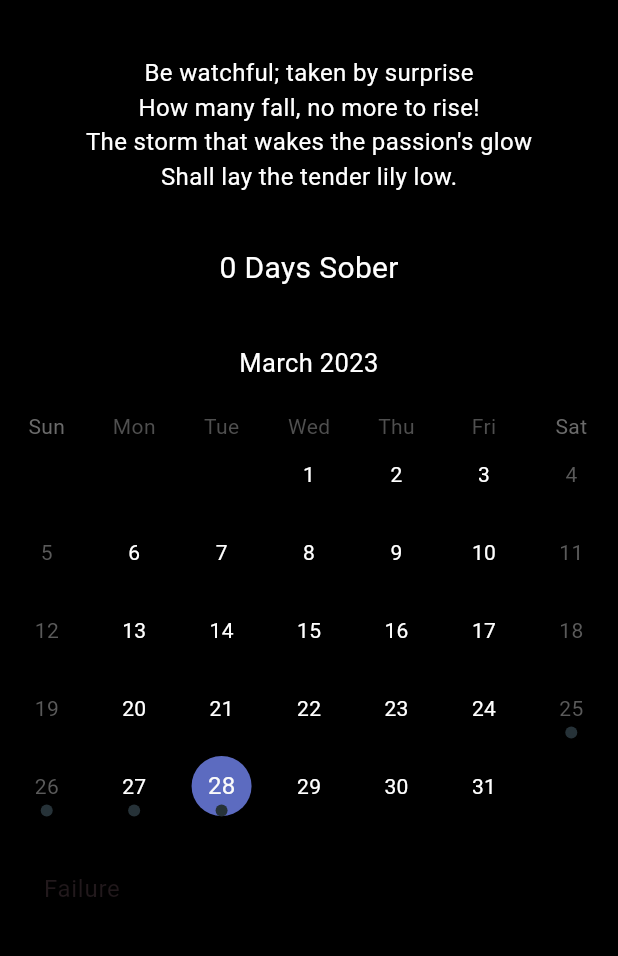
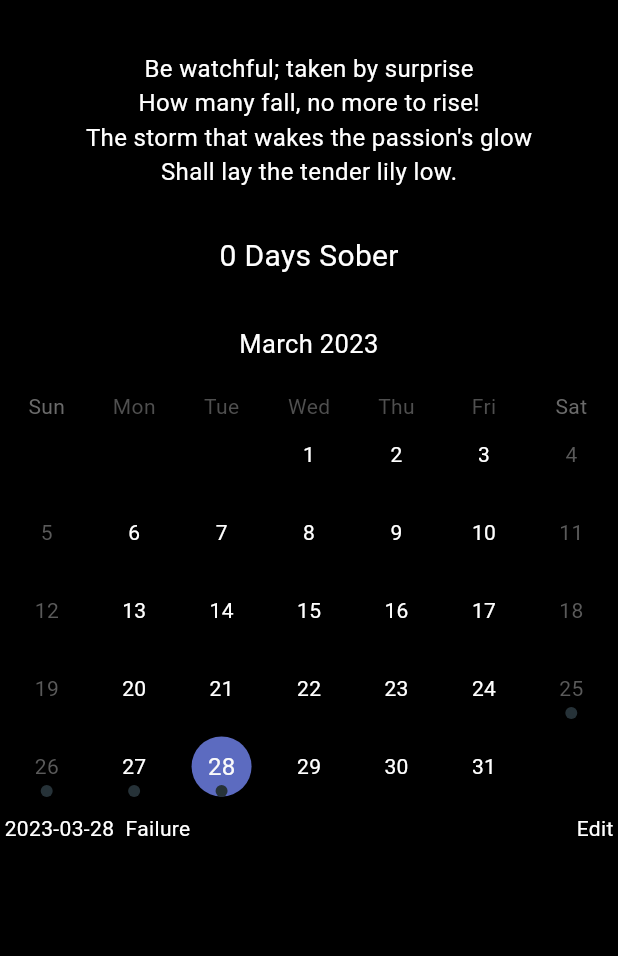
Before and after one commit to matt0681/Addiction-Recovery-App, a Flutter app: the screen it shows after launch, on a phone screen of 412 x 824 dp, the part 63-1019 px from its top. Run offline on Flutter 3.47's test engine with Material 2 defaults, Android fonts, the phone set to English and light mode, and no system bars; drawn by our look-alikes of table_calendar; our stand-ins replace flutter_native_splash.

Commit message:
updated the tracker calendar ui.

```diff
--- a/lib/screens/tracker_page.dart
+++ b/lib/screens/tracker_page.dart
@@ -101,8 +101,6 @@ class _TrackerPageState extends State<TrackerPage> {
         width: MediaQuery.of(context).size.width,
         child: Column(
           children: <Widget>[
-            SizedBox(height: 3,),
-
             Container(
               padding: EdgeInsets.all(20),
               color: Colors.black,
@@ -128,7 +126,6 @@ class _TrackerPageState extends State<TrackerPage> {
               ),
             ),
 
-            SizedBox(height: 5,),
 
             Container(
               padding: EdgeInsets.all(10),
@@ -140,7 +137,6 @@ class _TrackerPageState extends State<TrackerPage> {
               ),
             ),
 
-            SizedBox(height: 5,),
 
             Container(
               padding: EdgeInsets.all(2),
@@ -150,13 +146,18 @@ class _TrackerPageState extends State<TrackerPage> {
                 firstDay: tracker_first_day,
                 lastDay: tracker_last_day,
 
-                locale: "en_US",
+                locale: "en_US",  // USA Language calendar.
                 headerStyle: HeaderStyle(
-                    formatButtonVisible: false, titleCentered: true),
+                    formatButtonVisible: false,
+                    titleCentered: true),
+                availableGestures: AvailableGestures.all, // Allows finger gestures to navigate calendar.
+
+                onDaySelected: _onDaySelected,  // Updates the selected day and selected day events variables.
+                selectedDayPredicate: (day) => isSameDay(_selectedDay, day),
 
 
 
-                selectedDayPredicate: (day) => isSameDay(_selectedDay, day),
+
                 rangeStartDay: _rangeStart,
                 rangeEndDay: _rangeEnd,
                 calendarFormat: _calendarFormat,
@@ -167,7 +168,7 @@ class _TrackerPageState extends State<TrackerPage> {
                   // Use 'CalendarStyle' to customize the UI.
                   outsideDaysVisible: false,
                 ),
-                onDaySelected: _onDaySelected,
+
                 onRangeSelected: _onRangeSelected,
                 onFormatChanged: (format) {
                   if (_calendarFormat != format) {
@@ -182,32 +183,23 @@ class _TrackerPageState extends State<TrackerPage> {
               ),
             ),
 
-            const SizedBox(height: 8.0),
 
-            Expanded(
-              child: ValueListenableBuilder<List<TrackerEvent>>(
-                valueListenable: _selectedEvents,
-                builder: (context, value, _) {
-                  return ListView.builder(
-                    itemCount: value.length,
-                    itemBuilder: (context, index) {
-                      return Container(
-                        margin: const EdgeInsets.symmetric(
-                          horizontal: 12.0,
-                          vertical: 4.0,
-                        ),
-                        decoration: BoxDecoration(
-                          border: Border.all(),
-                          borderRadius: BorderRadius.circular(12.0),
-                        ),
-                        child: ListTile(
-                          onTap: () => print('${value[index]}'),
-                          title: Text('${value[index]}'),
-                        ),
-                      );
-                    },
-                  );
-                },
+            Container(
+              padding: EdgeInsets.all(3.0),
+              child: Row(
+                children: [
+                  Expanded(
+                    child: Text((() {
+                      if(_selectedEvents.value.isEmpty == true) {
+                        return "" + _selectedDay.toString().split(" ")[0] + "  No Status";
+                      } else {
+                        return "" + _selectedDay.toString().split(" ")[0] + "  " + _selectedEvents.value.first.toString();
+                      }
+                    } ())),
+                    // child: Text("" + _selectedDay.toString().split(" ")[0] + "  " + _selectedEvents.value.first.toString()),
+                  ),
+                  Text("Edit"),
+                ],
               ),
             ),
           ],
```
